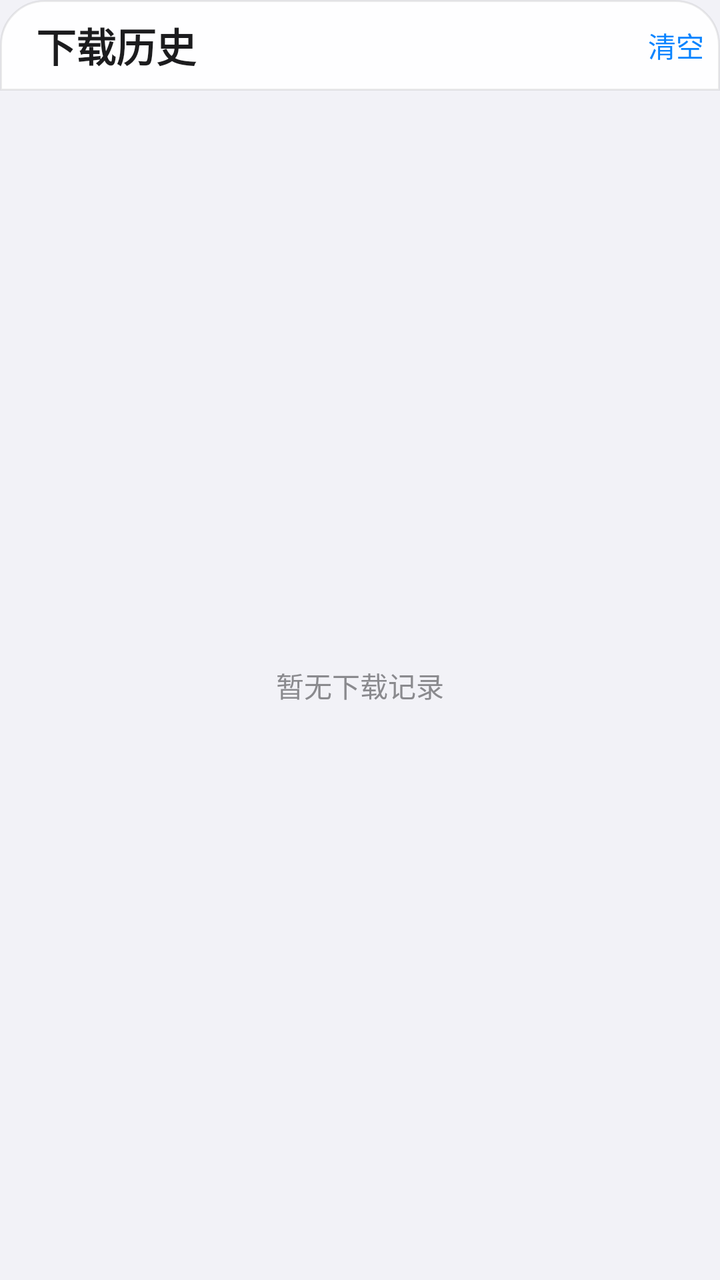
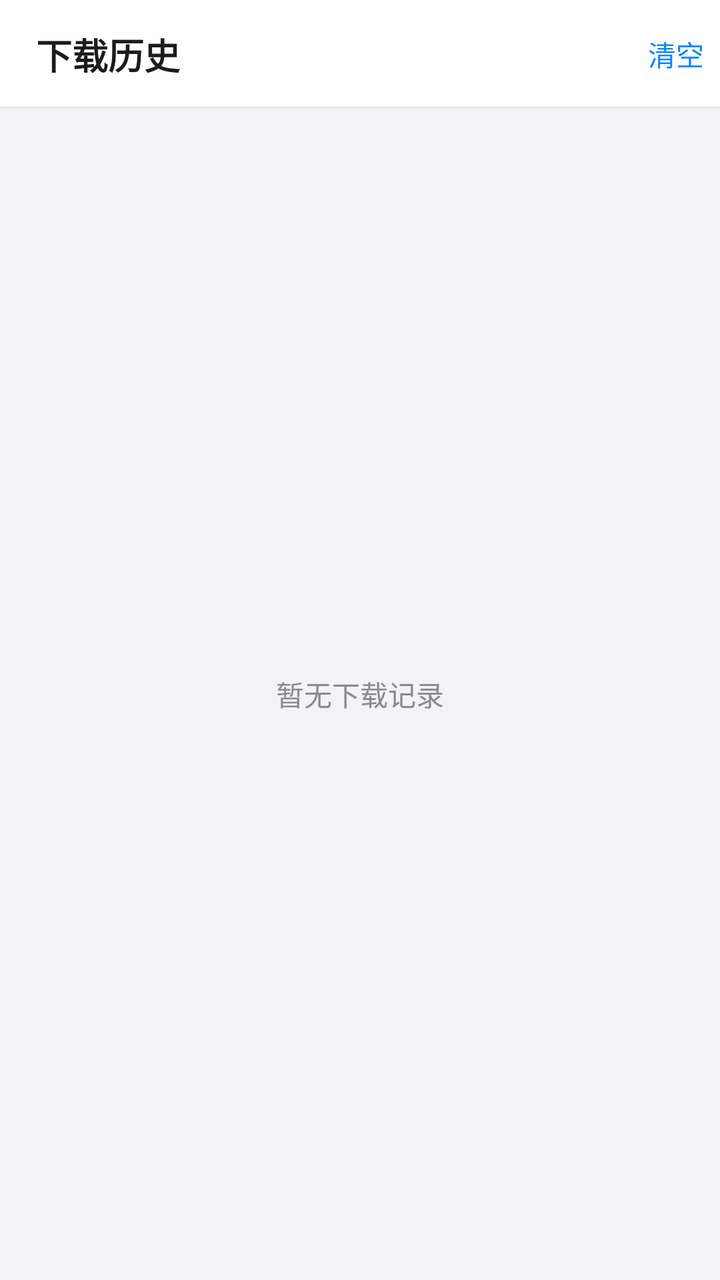

Screens rendered from an Android XML layout before and after an edit, with the pre-edit source and the edit as a unified diff.
<!-- AndroidManifest.xml: application theme AppTheme -->
<!-- res/layout/activity_download.xml -->
<?xml version="1.0" encoding="utf-8"?>
<LinearLayout xmlns:android="http://schemas.android.com/apk/res/android"
    android:layout_width="match_parent"
    android:layout_height="match_parent"
    android:orientation="vertical"
    android:background="@color/bg">

    <LinearLayout
        android:layout_width="match_parent"
        android:layout_height="wrap_content"
        android:orientation="horizontal"
        android:gravity="center_vertical"
        android:background="@drawable/bg_bottom_bar"
        android:elevation="4dp"
        android:paddingStart="18dp"
        android:paddingEnd="8dp"
        android:paddingTop="8dp"
        android:paddingBottom="8dp">

        <TextView
            android:layout_width="0dp"
            android:layout_height="wrap_content"
            android:layout_weight="1"
            android:text="下载历史"
            android:textColor="@color/text"
            android:textSize="20sp"
            android:textStyle="bold" />

        <Button
            android:id="@+id/btn_clear_download"
            android:layout_width="wrap_content"
            android:layout_height="wrap_content"
            android:text="清空"
            android:textColor="@color/primary"
            android:textAllCaps="false"
            android:background="?android:attr/selectableItemBackground" />
    </LinearLayout>

    <FrameLayout
        android:layout_width="match_parent"
        android:layout_height="0dp"
        android:layout_weight="1">

        <ListView
            android:id="@+id/download_list"
            android:layout_width="match_parent"
            android:layout_height="match_parent"
            android:divider="@color/divider"
            android:dividerHeight="1dp" />

        <TextView
            android:id="@+id/download_empty"
            android:layout_width="wrap_content"
            android:layout_height="wrap_content"
            android:layout_gravity="center"
            android:text="暂无下载记录"
            android:textColor="@color/text_secondary"
            android:textSize="14sp" />
    </FrameLayout>
</LinearLayout>
<!-- resources referenced by this layout -->
<resources>
  <color name="bg">#F2F2F7</color>
  <color name="divider">#1A000000</color>
  <color name="primary">#0A84FF</color>
  <color name="text">#1C1C1E</color>
  <color name="text_secondary">#8A8A8E</color>
  <!-- drawable bg_bottom_bar (drawable) -->
  <?xml version="1.0" encoding="utf-8"?>
  <shape xmlns:android="http://schemas.android.com/apk/res/android"
      android:shape="rectangle">
      <solid android:color="#F2FFFFFF" />
      <corners
          android:topLeftRadius="22dp"
          android:topRightRadius="22dp" />
      <stroke
          android:width="1dp"
          android:color="#14000000" />
  </shape>
  <style name="AppTheme" parent="android:Theme.Material.Light.NoActionBar">
          <item name="android:colorPrimary">@color/primary</item>
          <item name="android:colorPrimaryDark">@color/primary_dark</item>
          <item name="android:colorAccent">@color/primary</item>
          <item name="android:windowBackground">@color/bg</item>
          <item name="android:textColorPrimary">@color/text</item>
          <item name="android:statusBarColor">@color/bg</item>
          <item name="android:windowLightStatusBar">true</item>
      </style>
  <color name="primary_dark">#0060DF</color>
</resources>

<!-- the commit's change to res/layout/activity_download.xml (unified diff, before → after) -->
@@ -3,6 +3,7 @@
     android:layout_width="match_parent"
     android:layout_height="match_parent"
     android:orientation="vertical"
+    android:fitsSystemWindows="true"
     android:background="@color/bg">
 
     <LinearLayout
@@ -10,12 +11,11 @@
         android:layout_height="wrap_content"
         android:orientation="horizontal"
         android:gravity="center_vertical"
-        android:background="@drawable/bg_bottom_bar"
-        android:elevation="4dp"
+        android:background="@drawable/bg_top_bar"
         android:paddingStart="18dp"
         android:paddingEnd="8dp"
-        android:paddingTop="8dp"
-        android:paddingBottom="8dp">
+        android:paddingTop="14dp"
+        android:paddingBottom="14dp">
 
         <TextView
             android:layout_width="0dp"
@@ -23,7 +23,7 @@
             android:layout_weight="1"
             android:text="下载历史"
             android:textColor="@color/text"
-            android:textSize="20sp"
+            android:textSize="18sp"
             android:textStyle="bold" />
 
         <Button
<!-- resource entries referenced after the edit -->
@@ -5,18 +5,20 @@
   <color name="primary">#0A84FF</color>
   <color name="text">#1C1C1E</color>
   <color name="text_secondary">#8A8A8E</color>
-  <!-- drawable bg_bottom_bar (drawable) -->
+  <!-- drawable bg_top_bar (drawable) -->
   <?xml version="1.0" encoding="utf-8"?>
-  <shape xmlns:android="http://schemas.android.com/apk/res/android"
-      android:shape="rectangle">
-      <solid android:color="#F2FFFFFF" />
-      <corners
-          android:topLeftRadius="22dp"
-          android:topRightRadius="22dp" />
-      <stroke
-          android:width="1dp"
-          android:color="#14000000" />
-  </shape>
+  <layer-list xmlns:android="http://schemas.android.com/apk/res/android">
+      <item>
+          <shape android:shape="rectangle">
+              <solid android:color="#FFFFFF" />
+          </shape>
+      </item>
+      <item android:gravity="bottom" android:height="1dp">
+          <shape android:shape="rectangle">
+              <solid android:color="#E5E5EA" />
+          </shape>
+      </item>
+  </layer-list>
   <style name="AppTheme" parent="android:Theme.Material.Light.NoActionBar">
           <item name="android:colorPrimary">@color/primary</item>
           <item name="android:colorPrimaryDark">@color/primary_dark</item>
